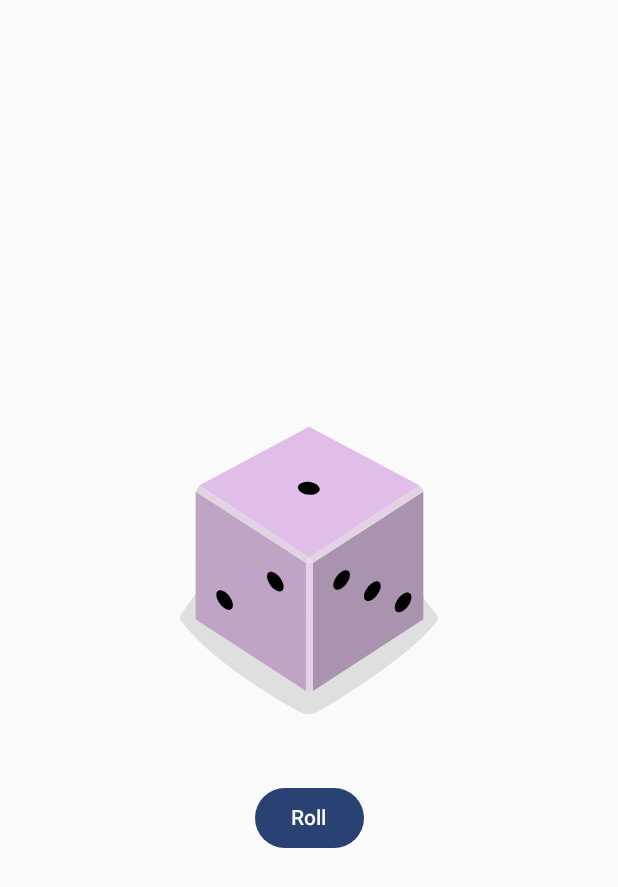
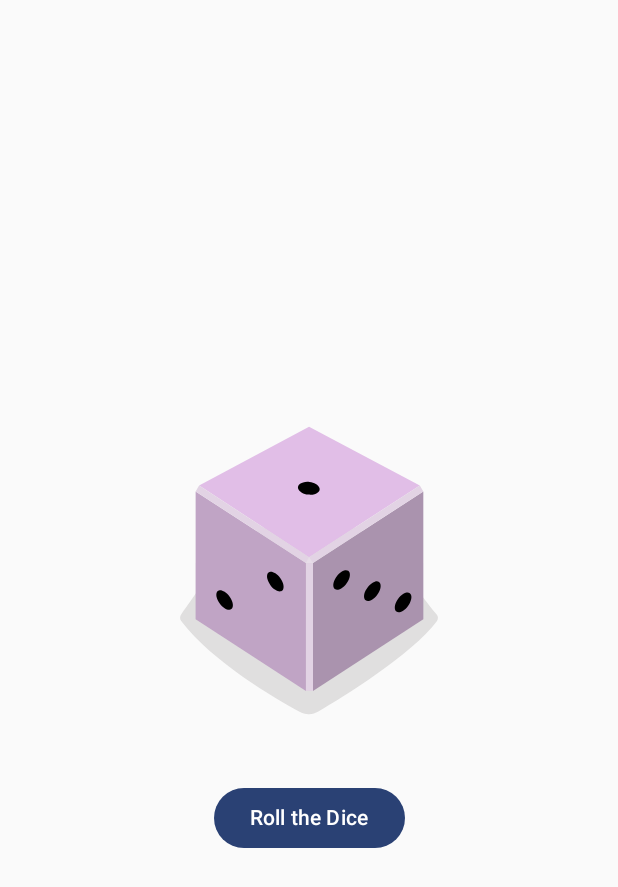
Before and after one commit to 973russ/Android-Compose-CI-Lab, an Android app built with Jetpack Compose: the screen it shows after launch (MainActivity), on a phone screen of 412 x 824 dp. Shown: the top 887 px of the screen. Run offline under Robolectric (Android 15) with nearby library versions, the phone set to English and light mode, and no system bars.

Commit message:
Change roll button text to Roll the Dice

```diff
--- a/app/src/main/res/values/strings.xml
+++ b/app/src/main/res/values/strings.xml
@@ -1,4 +1,4 @@
 <resources>
     <string name="app_name">Dice Roller</string>
-    <string name="roll">Roll</string>
+    <string name="roll">Roll the Dice</string>
 </resources>
```
